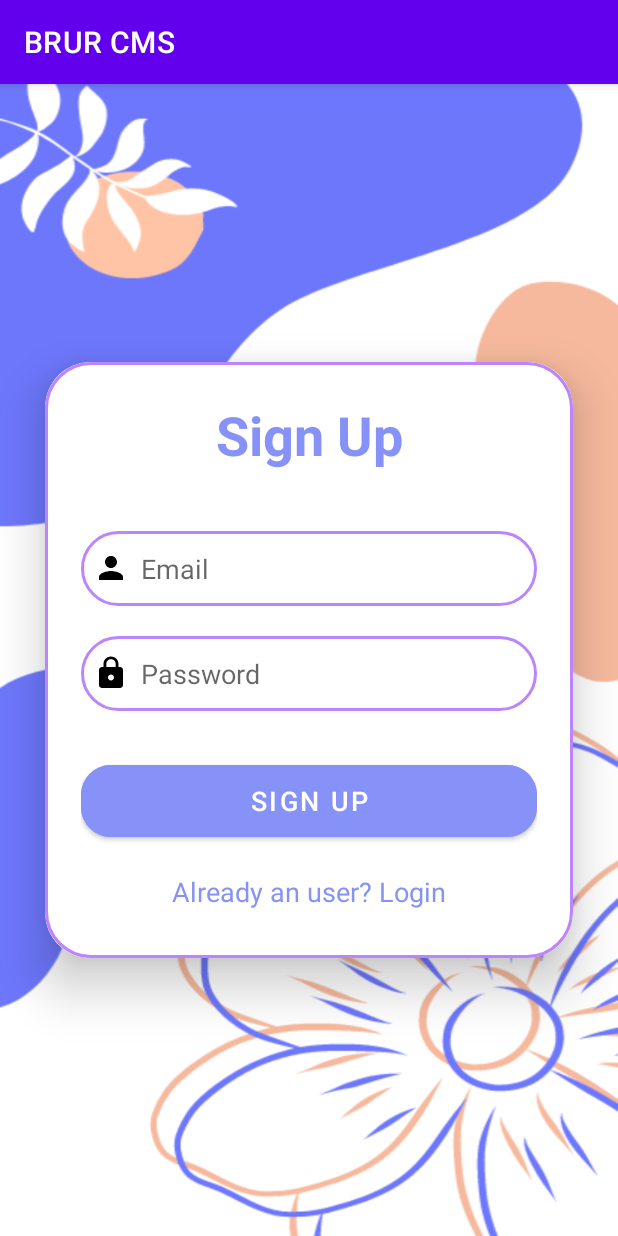
After one commit to ab-atiq/BRUR-CMS-Student, an Android app: the SignUpActivityFirebase screen opened directly, with no data from a screen before it, on a phone screen of 412 x 824 dp. The commit adds this screen. Run offline under Robolectric (Android 15) with nearby library versions, the phone set to English and light mode, and no system bars; our stand-ins replace Firebase (no records; nobody signed in at launch, a user with empty details on screens opened directly).

Commit message:
signin and sigup

```diff
--- a/app/build.gradle
+++ b/app/build.gradle
@@ -74,4 +74,7 @@ dependencies {
     implementation "com.firebaseui:firebase-ui-database:8.0.2"
     implementation "com.github.bumptech.glide:glide:4.15.1"
 
+
+    implementation 'com.github.TutorialsAndroid:GButton:v1.0.19'
+
 }
--- /dev/null
+++ b/app/src/main/java/com/atiq/cmsstudent/SignUpActivityFirebase.java
@@ -0,0 +1,65 @@
+package com.atiq.cmsstudent;
+
+import androidx.annotation.NonNull;
+import androidx.appcompat.app.AppCompatActivity;
+
+import android.content.Intent;
+import android.os.Bundle;
+import android.view.View;
+import android.widget.Button;
+import android.widget.EditText;
+import android.widget.TextView;
+import android.widget.Toast;
+
+import com.google.android.gms.tasks.OnCompleteListener;
+import com.google.android.gms.tasks.Task;
+import com.google.firebase.auth.AuthResult;
+import com.google.firebase.auth.FirebaseAuth;
+
+public class SignUpActivityFirebase extends AppCompatActivity {
+    private FirebaseAuth auth;
+    private EditText signupEmail, signupPassword;
+    private Button signupButton;
+    private TextView loginRedirectText;
+    @Override
+    protected void onCreate(Bundle savedInstanceState) {
+        super.onCreate(savedInstanceState);
+        setContentView(R.layout.activity_sign_up_firebase);
+        auth = FirebaseAuth.getInstance();
+        signupEmail = findViewById(R.id.signup_email);
+        signupPassword = findViewById(R.id.signup_password);
+        signupButton = findViewById(R.id.signup_button);
+        loginRedirectText = findViewById(R.id.loginRedirectText);
+        signupButton.setOnClickListener(new View.OnClickListener() {
+            @Override
+            public void onClick(View view) {
+                String user = signupEmail.getText().toString().trim();
+                String pass = signupPassword.getText().toString().trim();
+                if (user.isEmpty()){
+                    signupEmail.setError("Email cannot be empty");
+                }
+                if (pass.isEmpty()){
+                    signupPassword.setError("Password cannot be empty");
+                } else{
+                    auth.createUserWithEmailAndPassword(user, pass).addOnCompleteListener(new OnCompleteListener<AuthResult>() {
+                        @Override
+                        public void onComplete(@NonNull Task<AuthResult> task) {
+                            if (task.isSuccessful()) {
+                                Toast.makeText(SignUpActivityFirebase.this, "SignUp Successful", Toast.LENGTH_SHORT).show();
+                                startActivity(new Intent(SignUpActivityFirebase.this, LoginActivityFirebase.class));
+                            } else {
+                                Toast.makeText(SignUpActivityFirebase.this, "SignUp Failed" + task.getException().getMessage(), Toast.LENGTH_SHORT).show();
+                            }
+                        }
+                    });
+                }
+            }
+        });
+        loginRedirectText.setOnClickListener(new View.OnClickListener() {
+            @Override
+            public void onClick(View view) {
+                startActivity(new Intent(SignUpActivityFirebase.this, LoginActivityFirebase.class));
+            }
+        });
+    }
+}
--- a/app/src/main/java/com/atiq/cmsstudent/ui/about/AboutFragment.java
+++ b/app/src/main/java/com/atiq/cmsstudent/ui/about/AboutFragment.java
@@ -27,8 +27,8 @@ public class AboutFragment extends Fragment {
         // Inflate the layout for this fragment
         View view = inflater.inflate(R.layout.fragment_about, container, false);
         list = new ArrayList<>();
-        list.add(new BranchModel(R.drawable.baseline_computer, "Computer Science", "This is description, This is description, This is description, This is description, This is description, This is description, "));
-        list.add(new BranchModel(R.drawable.baseline_eee, "Electrical Engineering", "This is description, This is description, This is description, This is description, This is description, This is description, "));
+        list.add(new BranchModel(R.drawable.baseline_computer, "Computer Science", "Fundamental areas of computer science Computer science is the study of computation, information, and automation. Computer science spans theoretical disciplines to applied disciplines. Though more often considered an academic discipline, computer science is closely related to computer programming."));
+        list.add(new BranchModel(R.drawable.baseline_eee, "Electrical Engineering", "Electrical engineering is an engineering discipline concerned with the study, design, and application of equipment, devices, and systems which use electricity, electronics, and electromagnetism."));
 
         adapter = new BranchAdapter(getContext(), list);
         viewPager = view.findViewById(R.id.viewPager);
--- /dev/null
+++ b/app/src/main/res/drawable/baseline_lock_24.xml
@@ -0,0 +1,5 @@
+<vector android:height="24dp" android:tint="#000000"
+    android:viewportHeight="24" android:viewportWidth="24"
+    android:width="24dp" xmlns:android="http://schemas.android.com/apk/res/android">
+    <path android:fillColor="@android:color/white" android:pathData="M18,8h-1L17,6c0,-2.76 -2.24,-5 -5,-5S7,3.24 7,6v2L6,8c-1.1,0 -2,0.9 -2,2v10c0,1.1 0.9,2 2,2h12c1.1,0 2,-0.9 2,-2L20,10c0,-1.1 -0.9,-2 -2,-2zM12,17c-1.1,0 -2,-0.9 -2,-2s0.9,-2 2,-2 2,0.9 2,2 -0.9,2 -2,2zM15.1,8L8.9,8L8.9,6c0,-1.71 1.39,-3.1 3.1,-3.1 1.71,0 3.1,1.39 3.1,3.1v2z"/>
+</vector>
--- /dev/null
+++ b/app/src/main/res/drawable/baseline_person_24.xml
@@ -0,0 +1,5 @@
+<vector android:height="24dp" android:tint="#000000"
+    android:viewportHeight="24" android:viewportWidth="24"
+    android:width="24dp" xmlns:android="http://schemas.android.com/apk/res/android">
+    <path android:fillColor="@android:color/white" android:pathData="M12,12c2.21,0 4,-1.79 4,-4s-1.79,-4 -4,-4 -4,1.79 -4,4 1.79,4 4,4zM12,14c-2.67,0 -8,1.34 -8,4v2h16v-2c0,-2.66 -5.33,-4 -8,-4z"/>
+</vector>
--- /dev/null
+++ b/app/src/main/res/drawable/custom_edittext.xml
@@ -0,0 +1,9 @@
+<?xml version="1.0" encoding="utf-8"?>
+<shape xmlns:android="http://schemas.android.com/apk/res/android">
+
+    <stroke
+        android:width="2dp"
+        android:color="@color/purple"/>
+    <corners
+        android:radius="30dp"/>
+</shape>
--- /dev/null
+++ b/app/src/main/res/drawable/ic_baseline_lock_reset_24.xml
@@ -0,0 +1,5 @@
+<vector android:height="24dp" android:tint="#000000"
+    android:viewportHeight="24" android:viewportWidth="24"
+    android:width="24dp" xmlns:android="http://schemas.android.com/apk/res/android">
+    <path android:fillColor="@android:color/white" android:pathData="M13,3c-4.97,0 -9,4.03 -9,9H1l4,4l4,-4H6c0,-3.86 3.14,-7 7,-7s7,3.14 7,7s-3.14,7 -7,7c-1.9,0 -3.62,-0.76 -4.88,-1.99L6.7,18.42C8.32,20.01 10.55,21 13,21c4.97,0 9,-4.03 9,-9S17.97,3 13,3zM15,11v-1c0,-1.1 -0.9,-2 -2,-2s-2,0.9 -2,2v1c-0.55,0 -1,0.45 -1,1v3c0,0.55 0.45,1 1,1h4c0.55,0 1,-0.45 1,-1v-3C16,11.45 15.55,11 15,11zM14,11h-2v-1c0,-0.55 0.45,-1 1,-1s1,0.45 1,1V11z"/>
+</vector>
--- /dev/null
+++ b/app/src/main/res/layout/activity_sign_up_firebase.xml
@@ -0,0 +1,79 @@
+<?xml version="1.0" encoding="utf-8"?>
+<LinearLayout xmlns:android="http://schemas.android.com/apk/res/android"
+    xmlns:app="http://schemas.android.com/apk/res-auto"
+    xmlns:tools="http://schemas.android.com/tools"
+    android:layout_width="match_parent"
+    android:layout_height="match_parent"
+    android:orientation="vertical"
+    android:gravity="center"
+    android:background="@drawable/pagebkg"
+    tools:context=".SignUpActivityFirebase">
+
+    <androidx.cardview.widget.CardView
+        android:layout_width="match_parent"
+        android:layout_height="wrap_content"
+        android:layout_margin="30dp"
+        app:cardCornerRadius="30dp"
+        app:cardElevation="20dp"
+        tools:ignore="MissingConstraints">
+        <LinearLayout
+            android:layout_width="match_parent"
+            android:layout_height="wrap_content"
+            android:orientation="vertical"
+            android:layout_gravity="center_horizontal"
+            android:padding="24dp"
+            android:gravity="center"
+            android:background="@drawable/custom_edittext">
+            <TextView
+                android:layout_width="match_parent"
+                android:layout_height="wrap_content"
+                android:text="Sign Up"
+                android:textSize="36sp"
+                android:textAlignment="center"
+                android:textStyle="bold"
+                android:textColor="@color/lavender"/>
+            <EditText
+                android:layout_width="match_parent"
+                android:layout_height="50dp"
+                android:id="@+id/signup_email"
+                android:background="@drawable/custom_edittext"
+                android:layout_marginTop="40dp"
+                android:padding="8dp"
+                android:hint="Email"
+                android:drawableLeft="@drawable/baseline_person_24"
+                android:drawablePadding="8dp"
+                android:textColor="@color/black"/>
+            <EditText
+                android:layout_width="match_parent"
+                android:layout_height="50dp"
+                android:id="@+id/signup_password"
+                android:background="@drawable/custom_edittext"
+                android:layout_marginTop="20dp"
+                android:padding="8dp"
+                android:hint="Password"
+                android:drawableLeft="@drawable/baseline_lock_24"
+                android:drawablePadding="8dp"
+                android:textColor="@color/black"/>
+            <Button
+                android:layout_width="match_parent"
+                android:layout_height="60dp"
+                android:text="Sign Up"
+                android:id="@+id/signup_button"
+                android:textSize="18sp"
+                android:layout_marginTop="30dp"
+                android:backgroundTint="@color/lavender"
+                app:cornerRadius = "20dp"/>
+            <TextView
+                android:layout_width="wrap_content"
+                android:layout_height="wrap_content"
+                android:id="@+id/loginRedirectText"
+                android:text="Already an user? Login"
+                android:layout_gravity="center"
+                android:padding="8dp"
+                android:layout_marginTop="10dp"
+                android:textColor="@color/lavender"
+                android:textSize="18sp"/>
+        </LinearLayout>
+    </androidx.cardview.widget.CardView>
+
+</LinearLayout>
--- a/app/src/main/res/values/colors.xml
+++ b/app/src/main/res/values/colors.xml
@@ -1,5 +1,6 @@
 <?xml version="1.0" encoding="utf-8"?>
 <resources>
+    <color name="purple">#FFBB86FC</color>
     <color name="purple_200">#FFBB86FC</color>
     <color name="purple_500">#FF6200EE</color>
     <color name="purple_700">#FF3700B3</color>
@@ -21,5 +22,6 @@
     <color name="colorLightGray">#d6d6d6</color>
     <color name="colorDarkGray">#d6d6d6</color>
     <color name="colorBlue">#3f51b5</color>
+    <color name="lavender">#8692f7</color>
 
 </resources>
```
Also changed, not shown: app/src/main/AndroidManifest.xml (+17 -10 lines), app/src/main/java/com/atiq/cmsstudent/LoginActivityFirebase.java (added, +169 -0 lines), app/src/main/res/drawable/lavender_round.xml (added, +12 -0 lines), app/src/main/res/drawable/white_box.xml (added, +13 -0 lines), app/src/main/res/layout/activity_login_firebase.xml (added, +100 -0 lines), app/src/main/res/layout/dialog_forgot.xml (added, +93 -0 lines), app/src/main/res/drawable/pagebkg.png (added).
